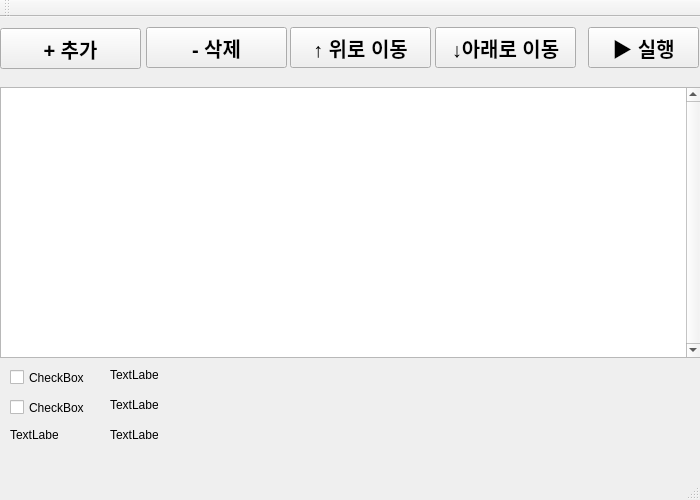
Before: the Qt Designer form Qt_Widgets_App_RoutineAutomator/Qt_Widgets_App_RoutineAutomator/Qt_Widgets_App_RoutineAutomator.ui in dndjd321/RoutineAutomator, drawn with Qt 5.
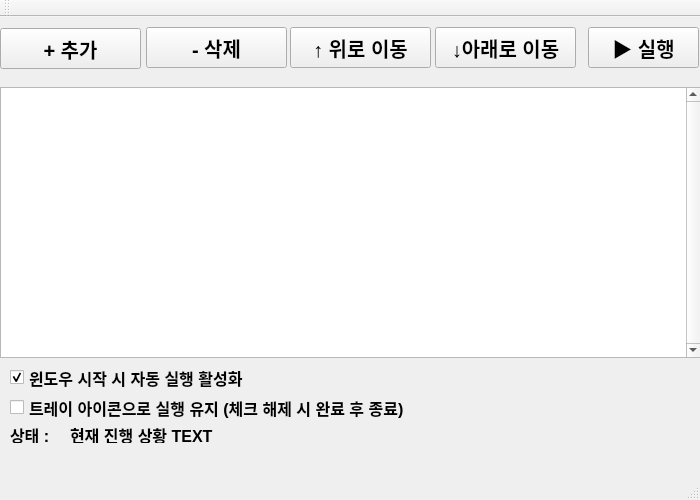
After: the same form once the commit is applied.

What changed in the file:
```diff
--- a/Qt_Widgets_App_RoutineAutomator/Qt_Widgets_App_RoutineAutomator/Qt_Widgets_App_RoutineAutomator.ui
+++ b/Qt_Widgets_App_RoutineAutomator/Qt_Widgets_App_RoutineAutomator/Qt_Widgets_App_RoutineAutomator.ui
@@ -10,6 +10,12 @@
     <height>500</height>
    </rect>
   </property>
+  <property name="font">
+   <font>
+    <pointsize>12</pointsize>
+    <bold>true</bold>
+   </font>
+  </property>
   <property name="windowTitle">
    <string>RoutineAutomator</string>
   </property>
@@ -136,51 +142,40 @@
      <rect>
       <x>10</x>
       <y>350</y>
-      <width>77</width>
+      <width>271</width>
       <height>21</height>
      </rect>
     </property>
+    <property name="font">
+     <font>
+      <pointsize>12</pointsize>
+      <bold>true</bold>
+     </font>
+    </property>
     <property name="text">
-     <string>CheckBox</string>
+     <string>윈도우 시작 시 자동 실행 활성화</string>
     </property>
+    <property name="checked">
+     <bool>true</bool>
+    </property>
    </widget>
    <widget class="QCheckBox" name="checkBox_2">
     <property name="geometry">
      <rect>
       <x>10</x>
       <y>380</y>
-      <width>77</width>
+      <width>461</width>
       <height>21</height>
      </rect>
     </property>
-    <property name="text">
-     <string>CheckBox</string>
+    <property name="font">
+     <font>
+      <pointsize>12</pointsize>
+      <bold>true</bold>
+     </font>
     </property>
-   </widget>
-   <widget class="QLabel" name="label">
-    <property name="geometry">
-     <rect>
-      <x>110</x>
-      <y>350</y>
-      <width>48</width>
-      <height>16</height>
-     </rect>
-    </property>
     <property name="text">
-     <string>TextLabel</string>
-    </property>
-   </widget>
-   <widget class="QLabel" name="label_2">
-    <property name="geometry">
-     <rect>
-      <x>110</x>
-      <y>380</y>
-      <width>48</width>
-      <height>16</height>
-     </rect>
-    </property>
-    <property name="text">
-     <string>TextLabel</string>
+     <string>트레이 아이콘으로 실행 유지 (체크 해제 시 완료 후 종료)</string>
     </property>
    </widget>
    <widget class="QLabel" name="label_3">
@@ -192,21 +187,33 @@
       <height>16</height>
      </rect>
     </property>
+    <property name="font">
+     <font>
+      <pointsize>12</pointsize>
+      <bold>true</bold>
+     </font>
+    </property>
     <property name="text">
-     <string>TextLabel</string>
+     <string>상태 : </string>
     </property>
    </widget>
    <widget class="QLabel" name="label_4">
     <property name="geometry">
      <rect>
-      <x>110</x>
+      <x>70</x>
       <y>410</y>
-      <width>48</width>
+      <width>601</width>
       <height>16</height>
      </rect>
     </property>
+    <property name="font">
+     <font>
+      <pointsize>12</pointsize>
+      <bold>true</bold>
+     </font>
+    </property>
     <property name="text">
-     <string>TextLabel</string>
+     <string>현재 진행 상황 TEXT</string>
     </property>
    </widget>
   </widget>
```
Left out of the diff: 6 changed lines with no effect on the pictures.
